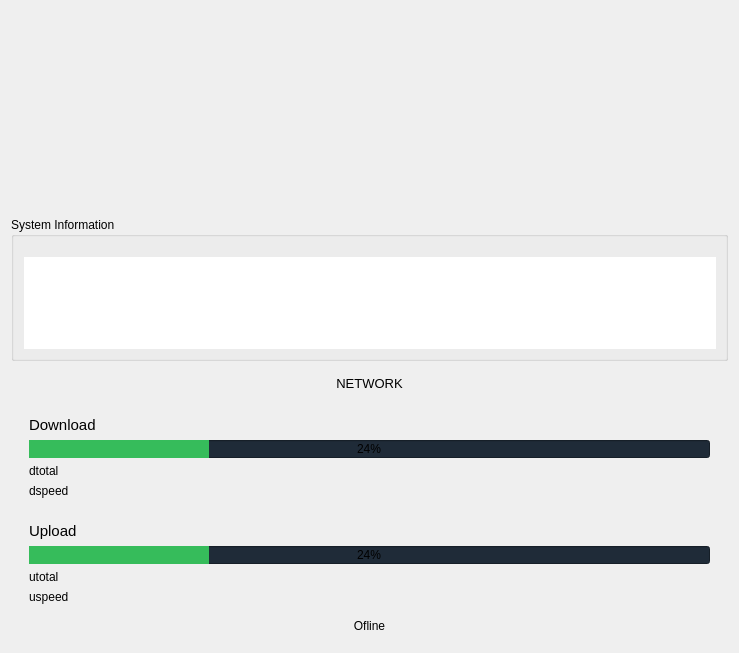
Above: app/dashboard/pgeneral.ui from rahmanshaber/corebox before the change. Below: the same form after it.
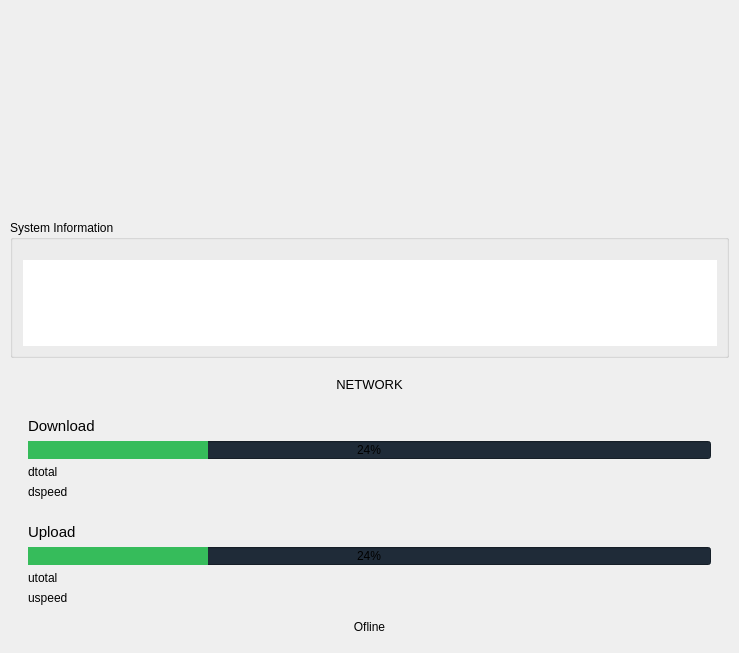
That is the form after the change.

```diff
--- a/app/dashboard/pgeneral.ui
+++ b/app/dashboard/pgeneral.ui
@@ -17,6 +17,21 @@
    <string notr="true"/>
   </property>
   <layout class="QVBoxLayout" name="verticalLayout">
+   <property name="spacing">
+    <number>10</number>
+   </property>
+   <property name="leftMargin">
+    <number>10</number>
+   </property>
+   <property name="topMargin">
+    <number>10</number>
+   </property>
+   <property name="rightMargin">
+    <number>10</number>
+   </property>
+   <property name="bottomMargin">
+    <number>10</number>
+   </property>
    <item>
     <widget class="QWidget" name="circleBars" native="true">
      <property name="sizePolicy">
```
